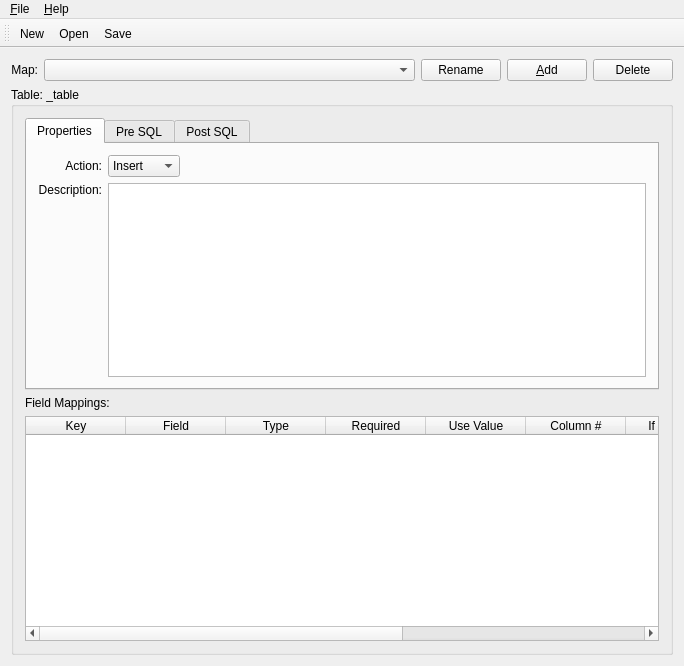
Old version of the form plugin/csvatlaswindow.ui in the repository mmicr001/csvimp.
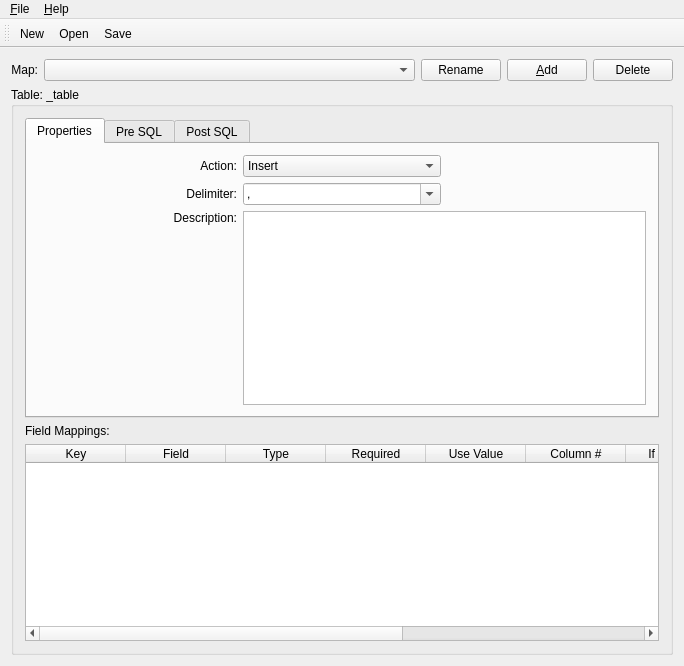
New version of the form. Icons and pictures are not drawn.

Commit message: issue #18328 - second pass - user can save a delimiter in a map (it should be used by all imports now but that isn't tested)

What changed in the file:
```diff
--- a/plugin/csvatlaswindow.ui
+++ b/plugin/csvatlaswindow.ui
@@ -80,16 +80,16 @@
       <layout class="QVBoxLayout">
        <item>
         <widget class="QTabWidget" name="_tabs">
-         <widget class="QWidget" name="tab">
+         <property name="currentIndex">
+          <number>0</number>
+         </property>
+         <widget class="QWidget" name="_propertiesTab">
           <attribute name="title">
            <string>Properties</string>
           </attribute>
           <layout class="QVBoxLayout">
            <item>
             <layout class="QGridLayout">
-             <item row="1" column="1">
-              <widget class="QTextEdit" name="_description"/>
-             </item>
              <item row="0" column="0">
               <widget class="QLabel" name="_lblAction">
                <property name="text">
@@ -98,14 +98,41 @@
                <property name="alignment">
                 <set>Qt::AlignRight|Qt::AlignTrailing|Qt::AlignVCenter</set>
                </property>
-               <property name="wordWrap">
-                <bool>false</bool>
+               <property name="buddy">
+                <cstring>_action</cstring>
+               </property>
+              </widget>
+             </item>
+             <item row="3" column="0">
+              <widget class="QLabel" name="_lblDescription">
+               <property name="text">
+                <string>Description:</string>
+               </property>
+               <property name="alignment">
+                <set>Qt::AlignRight|Qt::AlignTop|Qt::AlignTrailing</set>
+               </property>
+               <property name="buddy">
+                <cstring>_description</cstring>
+               </property>
+              </widget>
+             </item>
+             <item row="3" column="1" colspan="2">
+              <widget class="QTextEdit" name="_description"/>
+             </item>
+             <item row="1" column="0">
+              <widget class="QLabel" name="_delimiterLit">
+               <property name="text">
+                <string>Delimiter:</string>
+               </property>
+               <property name="alignment">
+                <set>Qt::AlignRight|Qt::AlignTrailing|Qt::AlignVCenter</set>
+               </property>
+               <property name="buddy">
+                <cstring>_delimiter</cstring>
                </property>
               </widget>
              </item>
              <item row="0" column="1">
-              <layout class="QHBoxLayout">
-               <item>
                 <widget class="QComboBox" name="_action">
                  <item>
                   <property name="text">
@@ -124,40 +151,48 @@
                  </item>
                 </widget>
                </item>
+             <item row="1" column="1">
+              <widget class="QComboBox" name="_delimiter">
+               <property name="editable">
+                <bool>true</bool>
+               </property>
                <item>
+                <property name="text">
+                 <string notr="true">,</string>
+                </property>
+               </item>
+               <item>
+                <property name="text">
+                 <string notr="true">.</string>
+                </property>
+               </item>
+               <item>
+                <property name="text">
+                 <string notr="true">{ tab }</string>
+                </property>
+               </item>
+               <item>
+                <property name="text">
+                 <string notr="true">;</string>
+                </property>
+               </item>
+               <item>
+                <property name="text">
+                 <string notr="true">:</string>
+                </property>
+               </item>
+              </widget>
+             </item>
+             <item row="0" column="2">
                 <spacer name="spacer6">
                  <property name="orientation">
                   <enum>Qt::Horizontal</enum>
                  </property>
-                 <property name="sizeType">
-                  <enum>QSizePolicy::Expanding</enum>
-                 </property>
-                 <property name="sizeHint" stdset="0">
-                  <size>
-                   <width>40</width>
-                   <height>20</height>
-                  </size>
-                 </property>
                 </spacer>
                </item>
               </layout>
              </item>
-             <item row="1" column="0">
-              <widget class="QLabel" name="_lblDescription">
-               <property name="text">
-                <string>Description:</string>
-               </property>
-               <property name="alignment">
-                <set>Qt::AlignRight|Qt::AlignTop|Qt::AlignTrailing</set>
-               </property>
-               <property name="wordWrap">
-                <bool>false</bool>
-               </property>
-              </widget>
-             </item>
-            </layout>
-           </item>
-          </layout>
+          </layout>
          </widget>
          <widget class="QWidget" name="tab2">
           <attribute name="title">
@@ -205,8 +240,8 @@
          <property name="text">
           <string>Field Mappings:</string>
          </property>
-         <property name="wordWrap">
-          <bool>false</bool>
+         <property name="buddy">
+          <cstring>_fields</cstring>
          </property>
         </widget>
        </item>
```
Left out of the diff: 14 changed lines with no effect on the pictures. Lines whose indentation alone changed are shown as unchanged. The commit also changes 6 other files.
